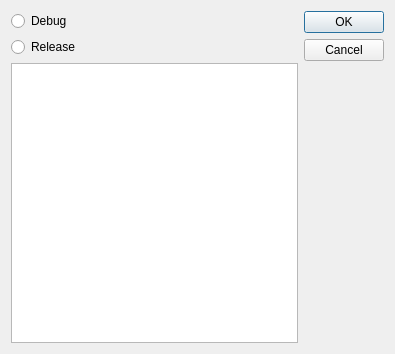
Qt form u7/Simulator/SimulatorSelectBuildDialog.ui (whiteman-kr/u7set) before a commit.
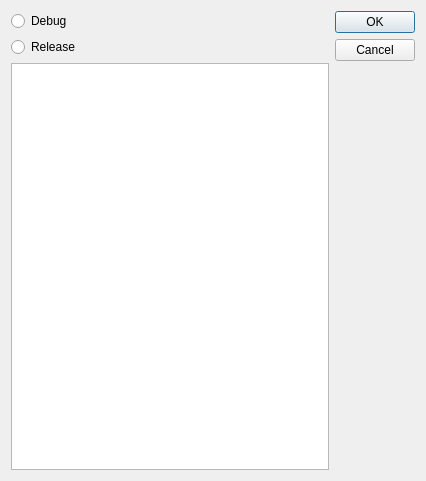
The same form after that commit.

The edit to the form file:
```diff
--- a/u7/Simulator/SimulatorSelectBuildDialog.ui
+++ b/u7/Simulator/SimulatorSelectBuildDialog.ui
@@ -6,8 +6,8 @@
    <rect>
     <x>0</x>
     <y>0</y>
-    <width>395</width>
-    <height>354</height>
+    <width>426</width>
+    <height>481</height>
    </rect>
   </property>
   <property name="windowTitle">
```
Left out of the diff: 11 changed lines with no effect on the pictures.
